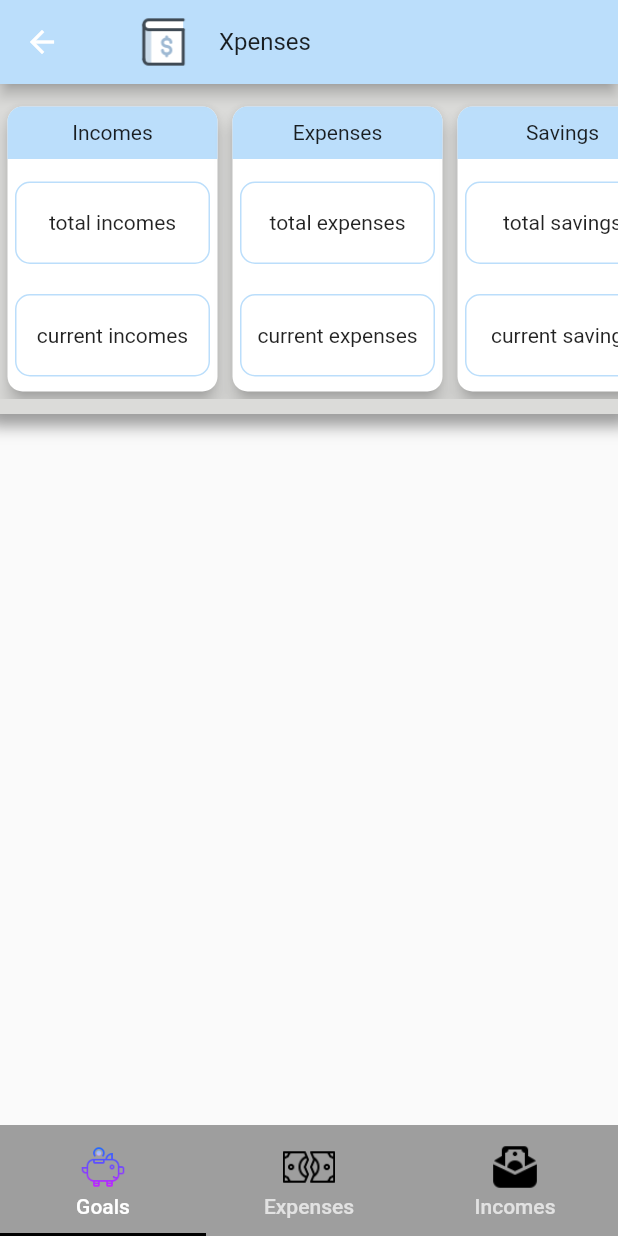
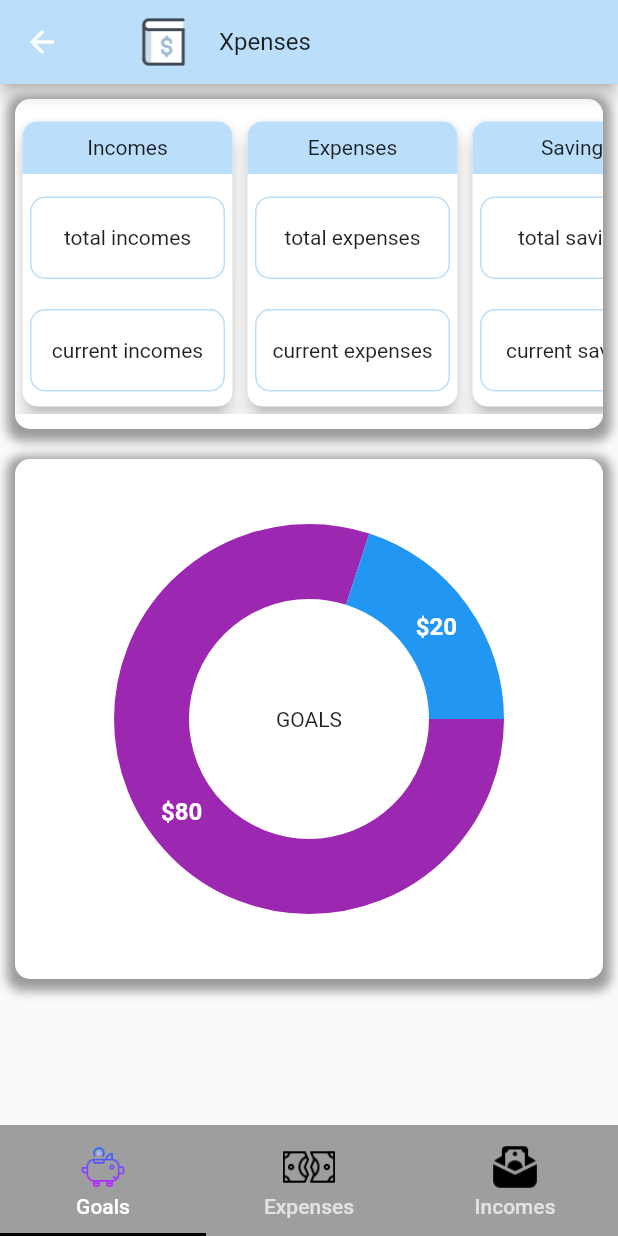
Before and after one commit to Ale6995/xpenses, a Flutter app: the screen it shows after launch, on a phone screen of 412 x 824 dp. Run offline on Flutter 3.47's test engine with Material 2 defaults, Android fonts, the phone set to English and light mode, and no system bars; drawn by our look-alikes of auto_size_text, fl_chart; our stand-ins replace cloud_firestore, firebase_core, get; missing offline and left inert: money2; accounts and stored records are empty.

Commit message:
fix goals

```diff
--- a/xpenses_app/lib/screens/goals/goals.dart
+++ b/xpenses_app/lib/screens/goals/goals.dart
@@ -11,16 +11,24 @@ class GoalsScreen extends StatelessWidget {
   Widget build(BuildContext context) {
     return Scaffold(
         body: GetBuilder<GoalsController>(
-        builder: (controller) => Container(
-          child: Column(
+      builder: (controller) => Column(
+        children: [
+          Expanded(
+            child: ListView(
               children: [
                 Container(
-                margin: EdgeInsets.only(bottom: 10),
+                  margin: EdgeInsets.all(10),
                   height: 220,
                   padding: EdgeInsets.symmetric(vertical: 10),
-                decoration: BoxDecoration(color: Color(0xFFdbdbd9), boxShadow: [
+                  decoration: BoxDecoration(
+                      color: Colors.white,
+                      borderRadius: BorderRadius.circular(10),
+                      boxShadow: [
                         BoxShadow(
-                      color: Colors.black38, blurRadius: 8, spreadRadius: 8)
+                            color: Colors.black38,
+                            offset: Offset(0, 3),
+                            blurRadius: 5,
+                            spreadRadius: 5)
                       ]),
                   child: ListView(
                     scrollDirection: Axis.horizontal,
@@ -37,15 +45,84 @@ class GoalsScreen extends StatelessWidget {
                       SummaryCard(
                           tittle: "Savings",
                           total: controller.totalSavings,
-                        current: controller.currentSavings)
+                          current: controller.currentSavings),
                     ],
                   ),
-              )
+                ),
+                Expanded(
+                  child: Container(
+                    margin: EdgeInsets.all(10),
+                    padding: EdgeInsets.symmetric(vertical: 10),
+                    decoration: BoxDecoration(
+                        color: Colors.white,
+                        borderRadius: BorderRadius.circular(10),
+                        boxShadow: [
+                          BoxShadow(
+                              color: Colors.black38,
+                              offset: Offset(0, 3),
+                              blurRadius: 5,
+                              spreadRadius: 5)
+                        ]),
+                    child: AspectRatio(
+                      aspectRatio: 1.2,
+                      child: Stack(
+                        children: [
+                          PieChart(
+                            PieChartData(
+                              sections: showSections(),
+                              sectionsSpace: 0,
+                              centerSpaceRadius: 80,
+                            ),
+                          ),
+                          Center(child: Text('GOALS'))
                         ],
                       ),
                     ),
                   ),
+                ),
+              ],
+            ),
+          ),
+        ],
+      ),
+    ));
+  }
+
+  List<PieChartSectionData> showSections() {
+    var savins = 20;
+    var goal = 100;
+    var goalEarned = goal - savins;
+    return List.generate(2, (i) {
+      final isTouched = false;
+      final fontSize = isTouched ? 25.0 : 16.0;
+      final radius = isTouched ? 60.0 : 50.0;
+      switch (i) {
+        case 0:
+          return PieChartSectionData(
+            color: Colors.purple,
+            value: goalEarned.toDouble(),
+            title: '\$' + goalEarned.toString(),
+            radius: radius,
+            titleStyle: TextStyle(
+                fontSize: fontSize,
+                fontWeight: FontWeight.bold,
+                color: const Color(0xffffffff)),
           );
+        case 1:
+          return PieChartSectionData(
+            color: Colors.blue,
+            value: (goal - goalEarned).toDouble(),
+            title: '\$' + (goal - goalEarned).toString(),
+            radius: radius,
+            titleStyle: TextStyle(
+                fontSize: fontSize,
+                fontWeight: FontWeight.bold,
+                color: const Color(0xffffffff)),
+          );
+        default:
+          throw Error();
+      }
+    });
   }
 }
 
```
Lines whose indentation alone changed are shown as unchanged.
